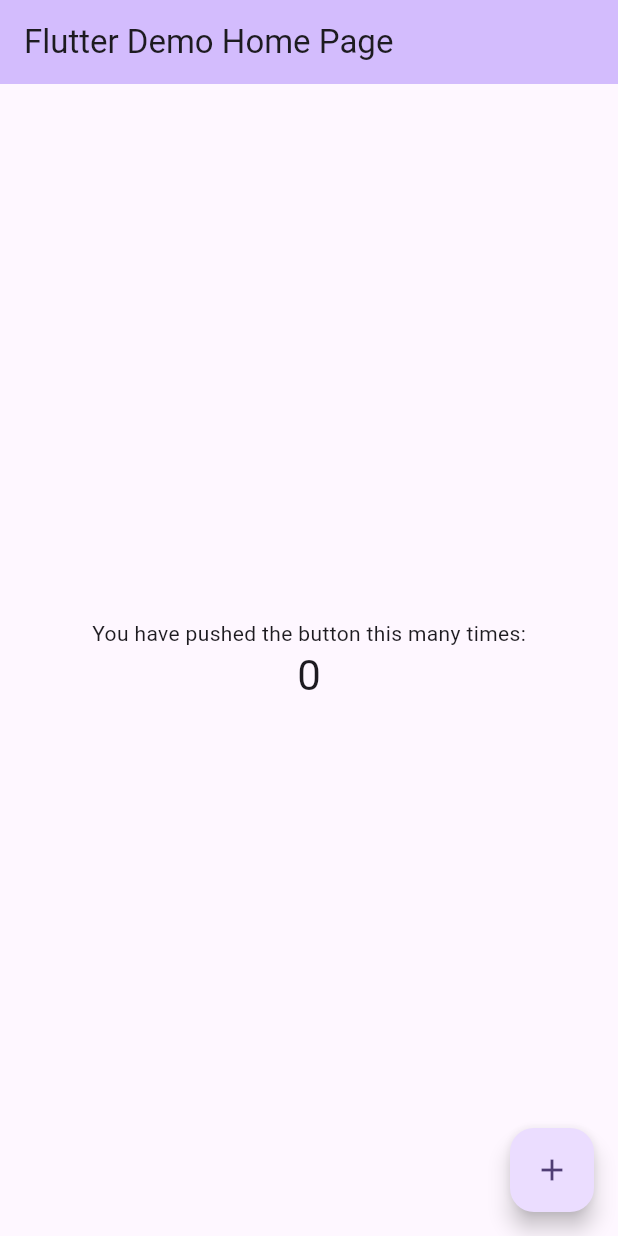
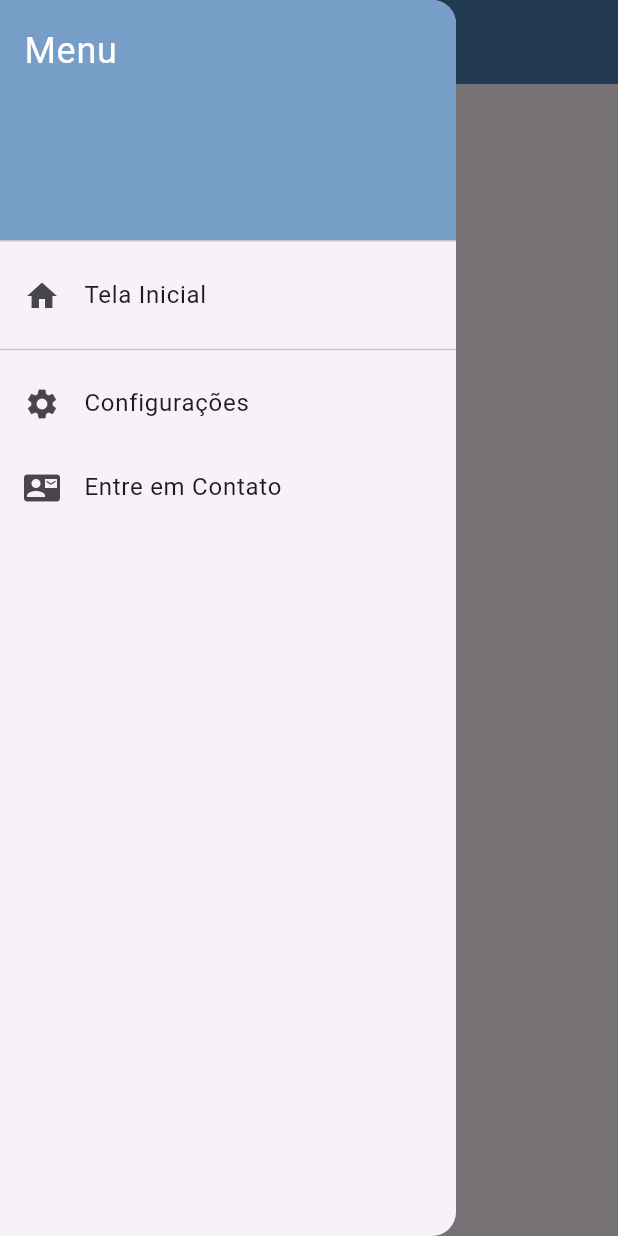
Before and after one commit to AnaLuizanc/first_application, a Flutter app: the screen it shows after launch, with the side drawer open (before the commit the screen has no drawer), on a phone screen of 412 x 824 dp. Run offline on Flutter 3.47's test engine with Material 3 defaults, Android fonts, the phone set to English and light mode, and no system bars.

Commit message:
add homepage and integrate with main application

```diff
--- /dev/null
+++ b/lib/homePage.dart
@@ -0,0 +1,54 @@
+import 'package:flutter/material.dart';
+
+class Homepage extends StatefulWidget {
+  const Homepage({super.key});
+
+  @override
+  State<Homepage> createState() => _HomepageState();
+}
+
+class _HomepageState extends State<Homepage> {
+  @override
+  Widget build(BuildContext context) {
+    return Scaffold(
+      appBar: AppBar(
+        backgroundColor: Color(0xFF4A7FB2),
+        title: const Text('Tela Inicial'),
+      ),
+      drawer: Drawer(
+        child: ListView(
+          padding: EdgeInsets.zero,
+          children: const <Widget>[
+            DrawerHeader(
+              decoration: BoxDecoration(
+                color: Color(0xFF769ec6),
+              ),
+              child: Text(
+                'Menu',
+                style: TextStyle(
+                  color: Colors.white,
+                  fontSize: 24,
+                ),
+              ),
+            ),
+            ListTile(
+              leading: Icon(Icons.home),
+              title: Text('Tela Inicial'),
+              onTap: null,
+            ),
+            Divider(),
+            ListTile(
+              leading: Icon(Icons.settings),
+              title: Text('Configurações'),
+            ),
+            ListTile(
+              leading: Icon(Icons.contact_mail),
+              title: Text('Entre em Contato'),
+            ),
+          ],
+        ),
+
+      ),
+    );
+  }
+}
--- a/lib/main.dart
+++ b/lib/main.dart
@@ -1,3 +1,4 @@
+import 'package:first_application/homePage.dart';
 import 'package:flutter/material.dart';
 
 void main() {
@@ -14,7 +15,7 @@ class MyApp extends StatelessWidget {
       theme: ThemeData(
         colorScheme: ColorScheme.fromSeed(seedColor: Colors.deepPurple),
       ),
-      home: const MyHomePage(title: 'Flutter Demo Home Page'),
+      home: Homepage(),
     );
   }
 }
@@ -59,6 +60,7 @@ class _MyHomePageState extends State<MyHomePage> {
         onPressed: _incrementCounter,
         tooltip: 'Increment',
         child: const Icon(Icons.add),
+    )
     );
   }
 }
```
